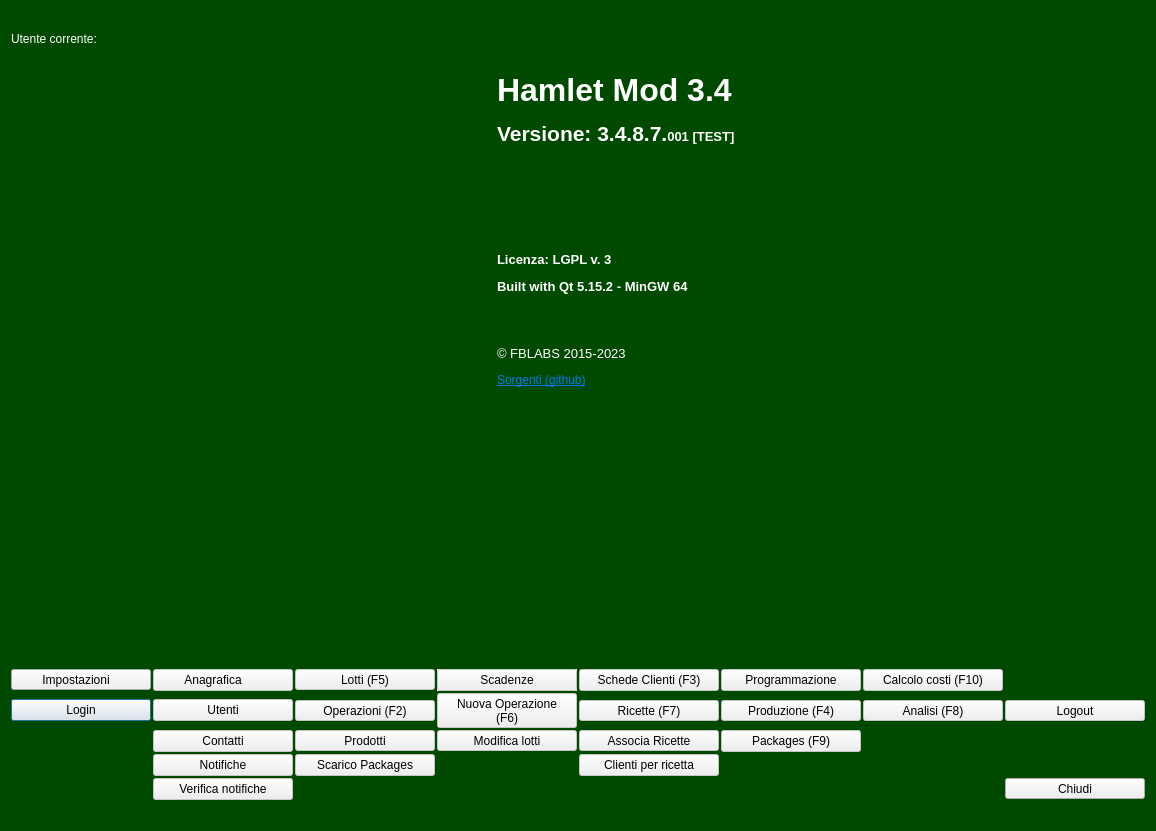
Before: the Qt Designer form mainwindow.ui in fblabs/hamlet-mod-sancon, drawn with Qt 5.
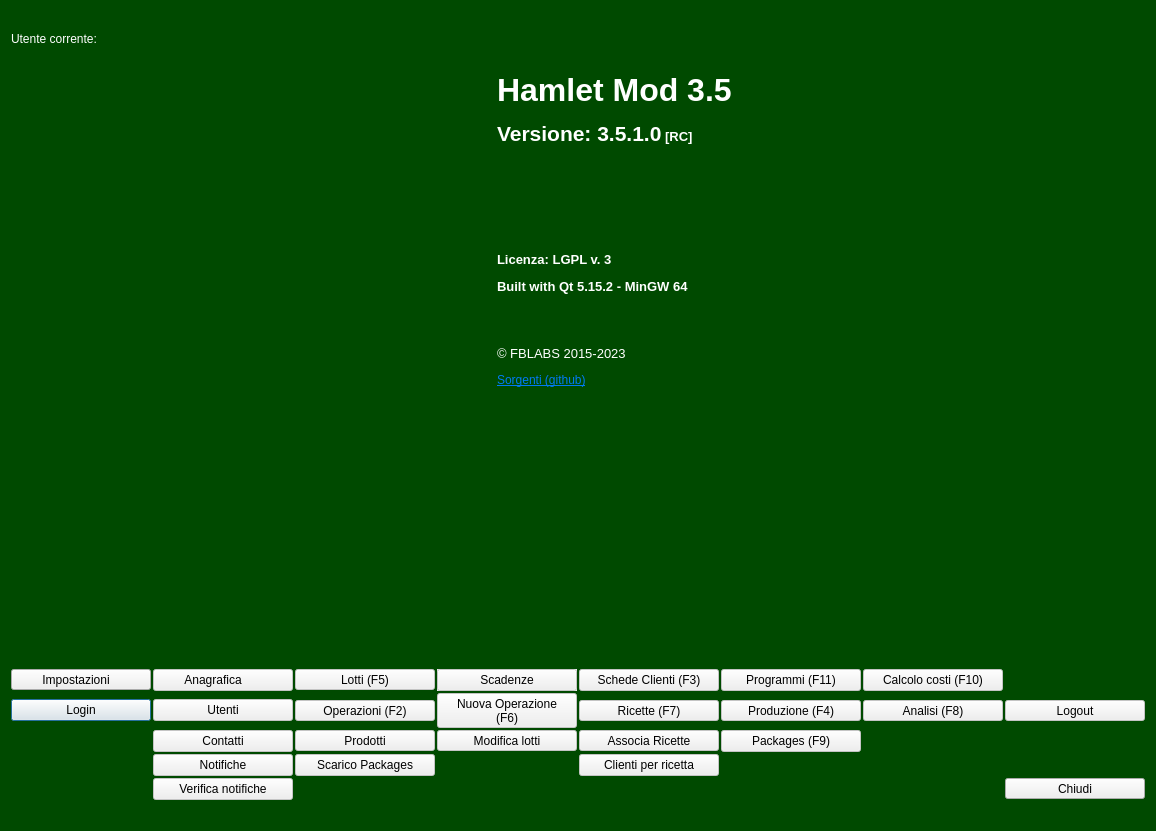
After: the same form once the commit is applied. Icons and pictures are not drawn.

```diff
--- a/mainwindow.ui
+++ b/mainwindow.ui
@@ -531,7 +531,7 @@
          <enum>QFrame::NoFrame</enum>
         </property>
         <property name="text">
-         <string>&lt;html&gt;&lt;head/&gt;&lt;body&gt;&lt;p&gt;&lt;span style=&quot; font-size:24pt; font-weight:600;&quot;&gt;Hamlet Mod 3.4&lt;/span&gt;&lt;/p&gt;&lt;p&gt;&lt;span style=&quot; font-size:16pt; font-weight:600;&quot;&gt;Versione: 3.4.8.7.&lt;/span&gt;&lt;span style=&quot; font-size:10pt; font-weight:600;&quot;&gt;001 [TEST]&lt;/span&gt;&lt;/p&gt;&lt;p&gt;&lt;br/&gt;&lt;br/&gt;&lt;/p&gt;&lt;p&gt;&lt;br/&gt;&lt;/p&gt;&lt;p&gt;&lt;span style=&quot; font-size:10pt; font-weight:600;&quot;&gt;Licenza: LGPL v. 3&lt;/span&gt;&lt;/p&gt;&lt;p&gt;&lt;span style=&quot; font-size:10pt; font-weight:600;&quot;&gt;Built with Qt 5.15.2 - MinGW 64&lt;/span&gt;&lt;/p&gt;&lt;p&gt;&lt;br/&gt;&lt;/p&gt;&lt;p&gt;&lt;span style=&quot; font-size:10pt;&quot;&gt;© FBLABS 2015-2023&lt;/span&gt;&lt;/p&gt;&lt;p&gt;&lt;a href=&quot;https://github.com/fblabs/hamlet-mod-sancon/blob/master/release/hamletMOD.exe&quot;&gt;&lt;span style=&quot; text-decoration: underline; color:#007af4;&quot;&gt;Sorgenti (github)&lt;/span&gt;&lt;/a&gt;&lt;/p&gt;&lt;/body&gt;&lt;/html&gt;</string>
+         <string>&lt;html&gt;&lt;head/&gt;&lt;body&gt;&lt;p&gt;&lt;span style=&quot; font-size:24pt; font-weight:600;&quot;&gt;Hamlet Mod 3.5&lt;/span&gt;&lt;/p&gt;&lt;p&gt;&lt;span style=&quot; font-size:16pt; font-weight:600;&quot;&gt;Versione: 3.5.1.0&lt;/span&gt;&lt;span style=&quot; font-size:10pt; font-weight:600;&quot;&gt; [RC]&lt;/span&gt;&lt;/p&gt;&lt;p&gt;&lt;br/&gt;&lt;br/&gt;&lt;/p&gt;&lt;p&gt;&lt;br/&gt;&lt;/p&gt;&lt;p&gt;&lt;span style=&quot; font-size:10pt; font-weight:600;&quot;&gt;Licenza: LGPL v. 3&lt;/span&gt;&lt;/p&gt;&lt;p&gt;&lt;span style=&quot; font-size:10pt; font-weight:600;&quot;&gt;Built with Qt 5.15.2 - MinGW 64&lt;/span&gt;&lt;/p&gt;&lt;p&gt;&lt;br/&gt;&lt;/p&gt;&lt;p&gt;&lt;span style=&quot; font-size:10pt;&quot;&gt;© FBLABS 2015-2023&lt;/span&gt;&lt;/p&gt;&lt;p&gt;&lt;a href=&quot;https://github.com/fblabs/hamlet-mod-sancon/blob/master/release/hamletMOD.exe&quot;&gt;&lt;span style=&quot; text-decoration: underline; color:#007af4;&quot;&gt;Sorgenti (github)&lt;/span&gt;&lt;/a&gt;&lt;/p&gt;&lt;/body&gt;&lt;/html&gt;</string>
         </property>
         <property name="scaledContents">
          <bool>false</bool>
@@ -742,7 +742,7 @@
            <string notr="true">color:rgb(0, 0, 0)</string>
           </property>
           <property name="text">
-           <string>Programmazione</string>
+           <string>Programmi (F11)</string>
           </property>
           <property name="icon">
            <iconset resource="icons.qrc">
```
Left out of the diff: 3 changed lines with no effect on the pictures.
